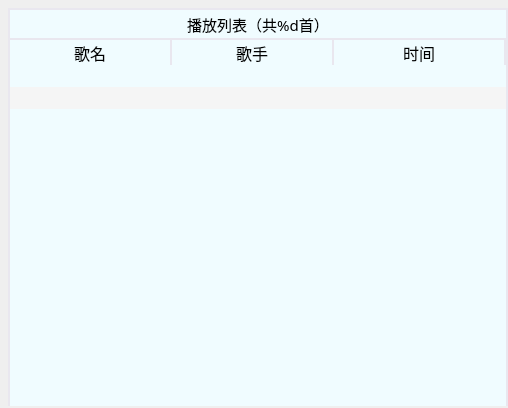
This is ui/playListwidget.ui in MyEternalMoon/PyQt_mp3Player as Qt 5 draws it before an edit. The edited form follows.
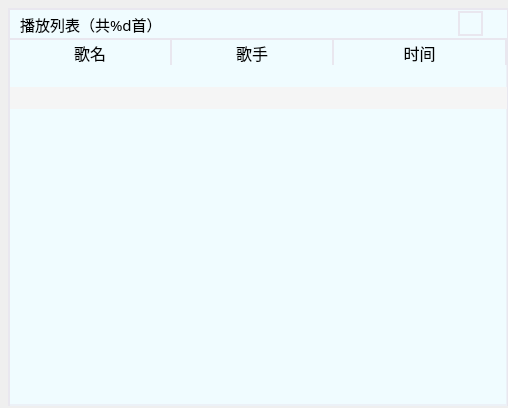
This is the edited form. Icons and pictures are not drawn.

Commit message: 8/14 1.增加了清空按钮 TODO： 双击播放的问题 储存设置的问题 全盘搜索的问题

Patch:
```diff
--- a/ui/playListwidget.ui
+++ b/ui/playListwidget.ui
@@ -26,7 +26,7 @@
     </rect>
    </property>
    <property name="styleSheet">
-    <string notr="true">background-color:#f0fcff;
+    <string notr="true">background-color:rgba(240, 252, 255,255);
 border-style:solid;
 	border-width:2px;
 border-color:#e9e7ef</string>
@@ -36,7 +36,7 @@
      <rect>
       <x>0</x>
       <y>30</y>
-      <width>500</width>
+      <width>501</width>
       <height>371</height>
      </rect>
     </property>
@@ -60,7 +60,7 @@
     color:rgb(112,112,112);    /*前景色：文字颜色*/
     /*gridline-color:red;   */     /*表格中的网格线条颜色*/
 	border-color:#e9e7ef;
-    background:#f0fcff;
+    background:rgba(240, 252, 255, 120);
     /*设置交替颜色，需要在函数属性中设置:tableWidget-&gt;setAlternatingRowColors(true)*/
     alternate-background-color: rgb(245, 245, 245);
     selection-color:black;    /*鼠标选中时前景色：文字颜色*/
@@ -176,7 +176,7 @@
      <rect>
       <x>0</x>
       <y>0</y>
-      <width>500</width>
+      <width>501</width>
       <height>30</height>
      </rect>
     </property>
@@ -194,12 +194,34 @@
      <string>播放列表（共%d首）</string>
     </property>
     <property name="alignment">
-     <set>Qt::AlignCenter</set>
+     <set>Qt::AlignLeading|Qt::AlignLeft|Qt::AlignVCenter</set>
     </property>
     <property name="indent">
      <number>10</number>
     </property>
    </widget>
+   <widget class="QPushButton" name="pushButton">
+    <property name="geometry">
+     <rect>
+      <x>450</x>
+      <y>3</y>
+      <width>25</width>
+      <height>25</height>
+     </rect>
+    </property>
+    <property name="cursor">
+     <cursorShape>PointingHandCursor</cursorShape>
+    </property>
+    <property name="styleSheet">
+     <string notr="true">border-image: url(:/buttons/clear.png);</string>
+    </property>
+    <property name="text">
+     <string/>
+    </property>
+    <property name="checkable">
+     <bool>true</bool>
+    </property>
+   </widget>
   </widget>
   <widget class="QFrame" name="frame">
    <property name="geometry">
```
Left out of the diff: 5 changed lines with no effect on the pictures. The commit also changes 4 other files.
